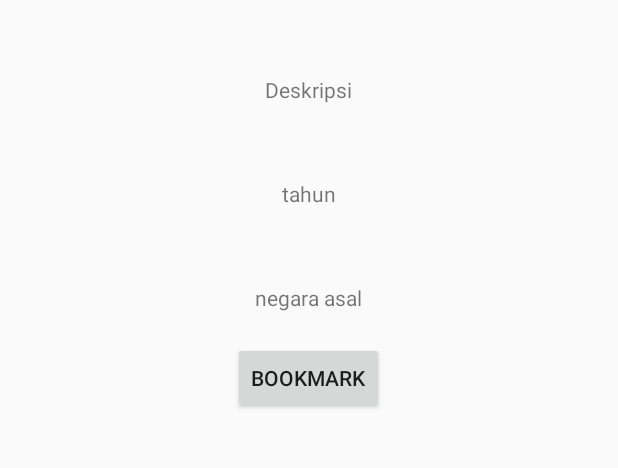
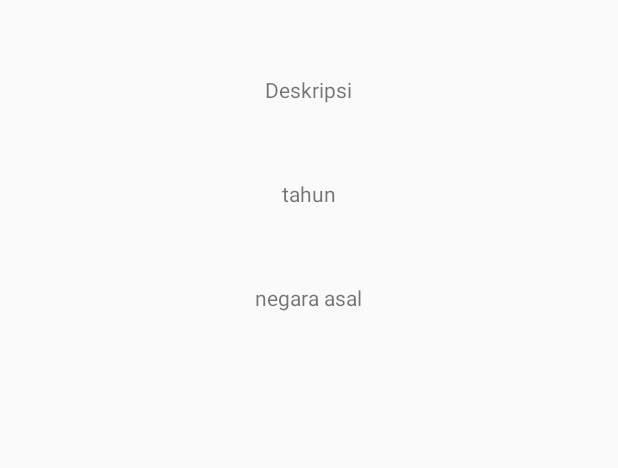
Before and after one commit to CruzerBlade9369/PASsportsSOCCERAPP, an Android app: the layout activity_detail_favourite.xml on its own in the app's theme, with its tools: preview values and no code run, on a phone screen of 412 x 824 dp, the part 209-677 px from its top. Run offline under Robolectric (Android 15) with nearby library versions, the phone set to English and light mode, and no system bars.

Commit message:
kurang lebih selesai

```diff
--- a/app/src/main/java/com/example/sportSOCCER/DataAdapter.java
+++ b/app/src/main/java/com/example/sportSOCCER/DataAdapter.java
@@ -104,7 +104,7 @@ public class DataAdapter extends RecyclerView.Adapter<DataAdapter.DatakuViewHold
             switch (item.getItemId()) {
                 case 1:
                     //Do stuff
-                    Toast.makeText(viewku.getContext(), ""+posku, Toast.LENGTH_SHORT).show();
+
                     break;
 
                 case 2:
--- a/app/src/main/java/com/example/sportSOCCER/DetailMovie.java
+++ b/app/src/main/java/com/example/sportSOCCER/DetailMovie.java
@@ -7,6 +7,7 @@ import android.view.View;
 import android.widget.Button;
 import android.widget.ImageView;
 import android.widget.TextView;
+import android.widget.Toast;
 
 import com.bumptech.glide.Glide;
 import com.bumptech.glide.request.target.Target;
@@ -78,6 +79,7 @@ public class DetailMovie extends AppCompatActivity {
                 movieModel = new ModelMovieRealm();
                 movieModel.setstrTeam(strTeam);
                 movieModel.setstrDescriptionEN(strDescriptionEN);
+                movieModel.setstrCountry(strCountry);
                 movieModel.setidTeam(idTeam);
                 movieModel.setstrTeamBadge(strTeamBadge);
                 movieModel.setintFormedYear(strFormedYear);
@@ -85,6 +87,9 @@ public class DetailMovie extends AppCompatActivity {
                 realmHelper = new RealmHelper(realm);
                 realmHelper.save(movieModel);
 
+                Toast mytoast = Toast.makeText(DetailMovie.this, "Bookmarked!", Toast.LENGTH_SHORT);
+                mytoast.show();
+
             }
         });
     }
--- a/app/src/main/java/com/example/sportSOCCER/ListData.java
+++ b/app/src/main/java/com/example/sportSOCCER/ListData.java
@@ -117,7 +117,6 @@ public class ListData extends AppCompatActivity {
                                     intent.putExtra("strDescriptionEN",team.strDescriptionEN);
                                     intent.putExtra("strTeamBadge",team.strTeamBadge);
                                     startActivity(intent);
-                                    Toast.makeText(ListData.this, ""+position, Toast.LENGTH_SHORT).show();
                                 }
 
                                 @Override
--- a/app/src/main/java/com/example/sportSOCCER/ListDataFavourite.java
+++ b/app/src/main/java/com/example/sportSOCCER/ListDataFavourite.java
@@ -28,7 +28,6 @@ public class ListDataFavourite extends AppCompatActivity {
     protected void onCreate(Bundle savedInstanceState) {
         super.onCreate(savedInstanceState);
         setContentView(R.layout.activity_list_data_favorit);
-        getSupportActionBar().hide();
         recyclerView = (RecyclerView) findViewById(R.id.rvdata);
         tvnodata = (TextView) findViewById(R.id.tvnodata);
         DataArrayList = new ArrayList<>();
--- a/app/src/main/java/com/example/sportSOCCER/RealmHelper.java
+++ b/app/src/main/java/com/example/sportSOCCER/RealmHelper.java
@@ -45,13 +45,14 @@ public class RealmHelper {
     }
 
     public void delete(Integer id){
-        final RealmResults<ModelMovieRealm> model = realm.where(ModelMovieRealm.class).equalTo("id", id).findAll();
+        final RealmResults<ModelMovieRealm> model = realm.where(ModelMovieRealm.class).equalTo("idTeam", id).findAll();
         realm.executeTransaction(new Realm.Transaction() {
             @Override
             public void execute(Realm realm) {
                 model.deleteFromRealm(0);
             }
         });
+
     }
 
 }
--- a/app/src/main/res/layout/activity_detail_favourite.xml
+++ b/app/src/main/res/layout/activity_detail_favourite.xml
@@ -55,13 +55,6 @@
             android:layout_width="wrap_content"
             android:layout_height="wrap_content"/>
 
-        <Button
-            android:id="@+id/btnbookmark"
-            android:layout_marginTop="20dp"
-            android:layout_gravity="center"
-            android:text="Bookmark"
-            android:layout_width="wrap_content"
-            android:layout_height="wrap_content"/>
     </LinearLayout>
 
 </ScrollView>
--- a/app/src/main/res/layout/activity_main.xml
+++ b/app/src/main/res/layout/activity_main.xml
@@ -14,12 +14,12 @@
         android:layout_height="140dp"
         android:layout_gravity="center"
         android:layout_marginTop="80dp"
-        android:src="@mipmap/logobaru"/>
+        android:src="@mipmap/tfa"/>
 
     <TextView
         android:layout_width="match_parent"
         android:layout_height="wrap_content"
-        android:text="WELCOME PLEASE LOGIN"
+        android:text="Welcome to the TFA Database App"
         android:textSize="17dp"
         android:textColor="#000000"
         android:gravity="center"
--- a/app/src/main/res/values/styles.xml
+++ b/app/src/main/res/values/styles.xml
@@ -1,6 +1,6 @@
 <resources>
     <!-- Base application theme. -->
-    <style name="AppTheme" parent="Theme.AppCompat.Light.DarkActionBar">
+    <style name="AppTheme" parent="Theme.AppCompat.Light.NoActionBar">
         <!-- Customize your theme here. -->
         <item name="colorPrimary">@color/colorPrimary</item>
         <item name="colorPrimaryDark">@color/colorPrimaryDark</item>
```
Also changed, not shown: app/src/main/java/com/example/sportSOCCER/DataAdapterFavourite.java (+7 -6 lines), app/src/main/java/com/example/sportSOCCER/DetailFavourite.java (+49 -2 lines), app/src/main/res/mipmap-hdpi/logobaru.png (deleted), app/src/main/res/mipmap-xxhdpi/tfa.png (added).
